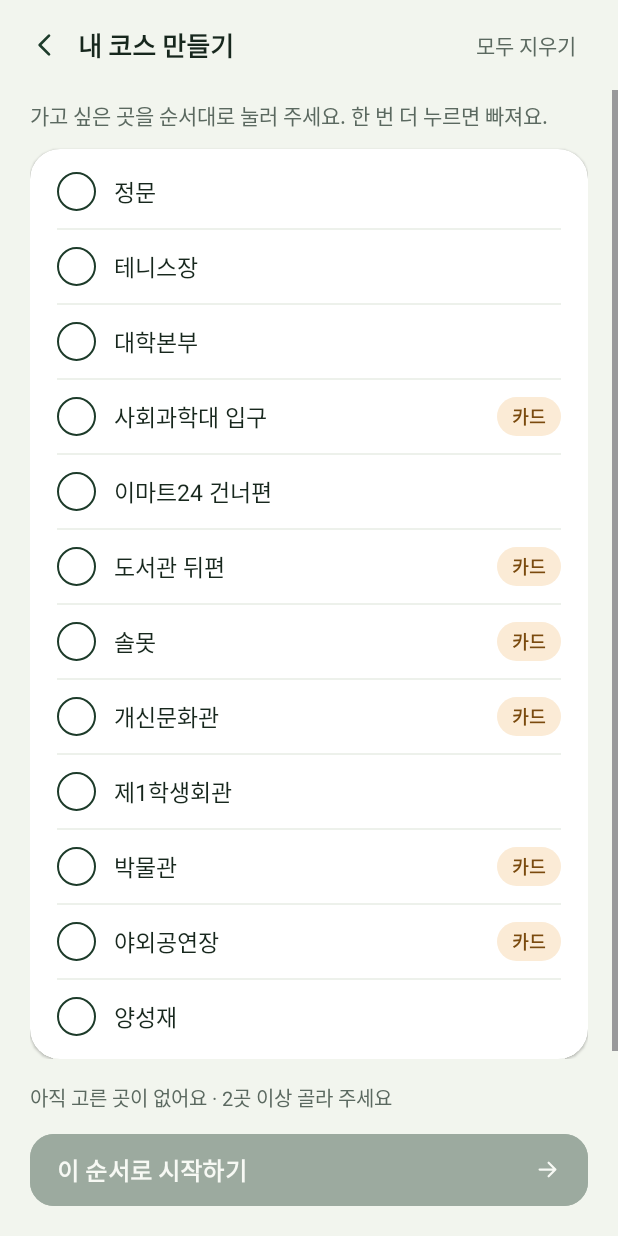
After one commit to C-sewon/CampusTourGuide, an Android app: the MyCourseActivity screen opened directly, with no data from a screen before it, on a phone screen of 412 x 824 dp. The commit adds this screen. Run offline under Robolectric (Android 15) with nearby library versions, the phone set to English and light mode, and no system bars; pictures from the network do not load.

Commit message:
Feat(app): 내 코스 만들기와 방문 시각 저장 추가
- 장소 12곳을 누른 순서대로 골라 걷는 내 코스 만들기 화면 추가 (코스 둘러보기에서 진입)
- 내 코스는 첫 장소부터 안내하고, 다른 코스에서 이미 간 곳은 방문 완료로 보여 줌
- 도착 시각을 방문 기록과 함께 폰에 저장해 앱을 껐다 켜도 남게 함
- 카드가 뜨는 장소(has_card)에 카드 표시
- 코스 시간 문구의 "도보"를 빼고 "약 N분"으로 바꿈 (#52)

```diff
--- a/ble-app/app/src/main/AndroidManifest.xml
+++ b/ble-app/app/src/main/AndroidManifest.xml
@@ -41,6 +41,10 @@
         <activity
             android:name=".CourseActivity"
             android:exported="false" />
+        <!-- 내 코스 만들기 (#37 자유 탐색, 코스 둘러보기 화면에서 연다) -->
+        <activity
+            android:name=".MyCourseActivity"
+            android:exported="false" />
         <!-- 장소 안내 화면 (코스 화면 "이 코스 시작하기", 홈 "투어 시작하기"에서 연다) -->
         <activity
             android:name=".SpotActivity"
--- a/ble-app/app/src/main/java/com/example/myapplication/CourseDisplay.java
+++ b/ble-app/app/src/main/java/com/example/myapplication/CourseDisplay.java
@@ -37,4 +37,24 @@ public final class CourseDisplay {
     public static String stopsTitle(String courseName) {
         return courseName + " · 장소 순서";
     }
+
+    // ---------- 내 코스 만들기 (#37) ----------
+
+    /** 코스 목록 아래 "내 코스 만들기" 카드의 설명. 고른 적이 있으면 그 수를 알려 준다 */
+    public static String myCourseEntryMeta(int savedCount) {
+        if (savedCount <= 0) return "원하는 장소를 골라 순서대로 걸어요";
+        return "지난번에 고른 " + savedCount + "곳 · 눌러서 고치거나 시작해요";
+    }
+
+    /** 내 코스 화면 아래 안내. 예: "3곳 골랐어요 · 누른 순서대로 걸어요" */
+    public static String myCourseSummary(int selected, int minSpots) {
+        if (selected <= 0) return "아직 고른 곳이 없어요 · " + minSpots + "곳 이상 골라 주세요";
+        if (selected < minSpots) return selected + "곳 골랐어요 · " + minSpots + "곳 이상 골라 주세요";
+        return selected + "곳 골랐어요 · 누른 순서대로 걸어요";
+    }
+
+    /** 도착하면 카드가 뜨는 장소에 붙는 표시 (has_card) */
+    public static String cardChip() {
+        return "카드";
+    }
 }
--- a/ble-app/app/src/main/java/com/example/myapplication/HomeActivity.java
+++ b/ble-app/app/src/main/java/com/example/myapplication/HomeActivity.java
@@ -66,6 +66,7 @@ public class HomeActivity extends AppCompatActivity {
     @Override
     protected void onCreate(Bundle savedInstanceState) {
         super.onCreate(savedInstanceState);
+        TourProgress.init(this); // 방문 기록을 폰에서 읽어 온다 (#37)
         TourMap.configure(this);
 
         setContentView(R.layout.activity_home);
--- /dev/null
+++ b/ble-app/app/src/main/java/com/example/myapplication/MyCourse.java
@@ -0,0 +1,142 @@
+package com.example.myapplication;
+
+import android.content.Context;
+
+import java.util.ArrayList;
+import java.util.Collections;
+import java.util.LinkedHashMap;
+import java.util.List;
+import java.util.Map;
+
+/**
+ * 내 코스 (#37 자유 탐색). 장소 12곳 중에서 누르는 순서대로 고른 장소 목록이다.
+ * - 한 번 더 누르면 빠지고, 뒤의 번호가 하나씩 당겨진다.
+ * - 걷는 중에 순서를 바꾸는 기능은 없다. (#37 범위 축소)
+ * - 고른 순서는 폰에 저장해서, 장소 안내 화면이 다시 열려도 같은 코스로 이어진다.
+ * 장소 안내 화면은 서버 코스처럼 COURSE_ID 로 연다.
+ */
+public final class MyCourse {
+
+    /** 장소 안내 화면에 넘기는 내 코스의 코스 번호 (서버 코스 번호는 1부터라 겹치지 않음) */
+    public static final int COURSE_ID = -1;
+    public static final String NAME = "내 코스";
+    /** 이만큼 골라야 시작할 수 있다 */
+    public static final int MIN_SPOTS = 2;
+
+    private static final String PREFS = "my_course";
+    private static final String PREF_SPOTS = "spot_ids";
+
+    private final List<Integer> order = new ArrayList<>();
+
+    public MyCourse() {}
+
+    public MyCourse(List<Integer> spotIds) {
+        for (Integer id : spotIds) if (id != null && !order.contains(id)) order.add(id);
+    }
+
+    /** 누르면 고르고, 이미 골랐으면 뺀다. 누른 뒤 골라져 있으면 true */
+    public boolean toggle(int spotId) {
+        if (order.remove(Integer.valueOf(spotId))) return false;
+        order.add(spotId);
+        return true;
+    }
+
+    /** 이 장소의 순서 번호 (1부터). 고르지 않았으면 0 */
+    public int numberOf(int spotId) {
+        return order.indexOf(spotId) + 1;
+    }
+
+    public int size() {
+        return order.size();
+    }
+
+    public boolean canStart() {
+        return order.size() >= MIN_SPOTS;
+    }
+
+    public List<Integer> spotIds() {
+        return Collections.unmodifiableList(new ArrayList<>(order));
+    }
+
+    // ---------- 코스 목록에서 장소 고르기 ----------
+
+    /** 코스 목록에 들어 있는 장소를 한 번씩, 장소 번호 순서로. (서버 장소 순서와 같다) */
+    public static List<HomeApi.Spot> allSpots(List<HomeApi.Course> courses) {
+        Map<Integer, HomeApi.Spot> byId = new LinkedHashMap<>();
+        if (courses != null) {
+            for (HomeApi.Course c : courses) {
+                if (c.spots == null) continue;
+                for (HomeApi.CourseSpot cs : c.spots) {
+                    if (cs.spot != null && !byId.containsKey(cs.spot.id)) byId.put(cs.spot.id, cs.spot);
+                }
+            }
+        }
+        List<HomeApi.Spot> spots = new ArrayList<>(byId.values());
+        Collections.sort(spots, (a, b) -> Integer.compare(a.id, b.id));
+        return spots;
+    }
+
+    /**
+     * 고른 순서대로 장소 안내 화면이 쓸 코스를 만든다. 목록에 없는 장소는 뺀다. 고른 장소가 없으면 null.
+     * 지점별 시간(minutes)은 서버 코스처럼 걷는 길로 잰 값이 없어서 0이다. (화면은 0이면 시간을 보여 주지 않음)
+     */
+    public static HomeApi.Course build(List<HomeApi.Course> courses, List<Integer> spotIds) {
+        Map<Integer, HomeApi.Spot> byId = new LinkedHashMap<>();
+        for (HomeApi.Spot s : allSpots(courses)) byId.put(s.id, s);
+        HomeApi.Course course = new HomeApi.Course();
+        course.id = COURSE_ID;
+        course.name = NAME;
+        course.description = "";
+        course.spots = new ArrayList<>();
+        int position = 1;
+        if (spotIds != null) {
+            for (Integer id : spotIds) {
+                HomeApi.Spot spot = id == null ? null : byId.get(id);
+                if (spot == null) continue;
+                HomeApi.CourseSpot cs = new HomeApi.CourseSpot();
+                cs.position = position++;
+                cs.minutes = 0;
+                cs.spot = spot;
+                course.spots.add(cs);
+            }
+        }
+        return course.spots.isEmpty() ? null : course;
+    }
+
+    // ---------- 폰에 저장 ----------
+
+    public static void save(Context context, List<Integer> spotIds) {
+        context.getSharedPreferences(PREFS, Context.MODE_PRIVATE).edit()
+                .putString(PREF_SPOTS, encode(spotIds)).apply();
+    }
+
+    public static List<Integer> load(Context context) {
+        return decode(context.getSharedPreferences(PREFS, Context.MODE_PRIVATE).getString(PREF_SPOTS, null));
+    }
+
+    static String encode(List<Integer> spotIds) {
+        StringBuilder sb = new StringBuilder();
+        if (spotIds != null) {
+            for (Integer id : spotIds) {
+                if (id == null) continue;
+                if (sb.length() > 0) sb.append(',');
+                sb.append(id);
+            }
+        }
+        return sb.toString();
+    }
+
+    static List<Integer> decode(String text) {
+        List<Integer> out = new ArrayList<>();
+        if (text == null || text.isEmpty()) return out;
+        for (String p : text.split(",")) {
+            try {
+                int id = Integer.parseInt(p.trim());
+                if (!out.contains(id)) out.add(id);
+            } catch (NumberFormatException ignored) {
+                // 건너뜀
+            }
+        }
+        return out;
+    }
+}
--- /dev/null
+++ b/ble-app/app/src/main/java/com/example/myapplication/MyCourseActivity.java
@@ -0,0 +1,143 @@
+package com.example.myapplication;
+
+import android.content.Context;
+import android.content.Intent;
+import android.os.Bundle;
+import android.view.LayoutInflater;
+import android.view.View;
+import android.widget.LinearLayout;
+import android.widget.TextView;
+
+import androidx.appcompat.app.AppCompatActivity;
+import androidx.core.content.ContextCompat;
+
+import com.google.android.material.button.MaterialButton;
+
+import java.util.ArrayList;
+import java.util.List;
+
+/**
+ * 내 코스 만들기 (#37 자유 탐색, RF-FX-01).
+ * 장소 12곳 중에서 누르는 순서대로 고르면 번호가 붙고, 시작하면 장소 안내 화면이 그 순서대로 이어진다.
+ * 장소 목록은 코스 목록(TourData: 서버, 폰 저장본, 기본 목록)에서 모은다. 서버가 없어도 고를 수 있다.
+ * 카드가 뜨는 장소(has_card)에는 "카드" 표시를 붙인다.
+ */
+public class MyCourseActivity extends AppCompatActivity {
+
+    public static void open(Context context) {
+        context.startActivity(new Intent(context, MyCourseActivity.class));
+    }
+
+    private LinearLayout spotList;
+    private TextView tvSummary, tvMessage;
+    private MaterialButton btnStart;
+
+    private List<HomeApi.Spot> spots = new ArrayList<>();
+    private MyCourse myCourse = new MyCourse();
+
+    @Override
+    protected void onCreate(Bundle savedInstanceState) {
+        super.onCreate(savedInstanceState);
+        TourProgress.init(this);
+        setContentView(R.layout.activity_my_course);
+        getWindow().setStatusBarColor(ContextCompat.getColor(this, R.color.tour_background));
+
+        spotList = findViewById(R.id.spotList);
+        tvSummary = findViewById(R.id.tvSummary);
+        tvMessage = findViewById(R.id.tvMessage);
+        btnStart = findViewById(R.id.btnStart);
+
+        findViewById(R.id.btnBack).setOnClickListener(v -> finish());
+        findViewById(R.id.btnClear).setOnClickListener(v -> {
+            myCourse = new MyCourse();
+            MyCourse.save(this, myCourse.spotIds());
+            render();
+        });
+        btnStart.setOnClickListener(v -> {
+            if (!myCourse.canStart()) return;
+            MyCourse.save(this, myCourse.spotIds());
+            SpotActivity.start(this, MyCourse.COURSE_ID);
+        });
+
+        // 지난번에 고른 순서를 이어서 고친다
+        myCourse = new MyCourse(MyCourse.load(this));
+        render();
+        tvMessage.setText("장소를 불러오고 있어요");
+        tvMessage.setVisibility(View.VISIBLE);
+        TourData.load(this, TourServer.api(this), (courses, source) -> {
+            if (isFinishing() || isDestroyed()) return;
+            spots = MyCourse.allSpots(courses);
+            tvMessage.setVisibility(spots.isEmpty() ? View.VISIBLE : View.GONE);
+            if (spots.isEmpty()) tvMessage.setText("장소 목록이 없어요");
+            render();
+        });
+    }
+
+    // BLE 자동 도착 (#29): 다른 투어 화면처럼 이 화면에서도 스캔을 이어 간다
+    @Override
+    protected void onStart() {
+        super.onStart();
+        TourScanner.get(this).acquire();
+    }
+
+    @Override
+    protected void onStop() {
+        super.onStop();
+        TourScanner.get(this).release();
+    }
+
+    @Override
+    protected void onResume() {
+        super.onResume();
+        // 장소 안내에서 돌아오면 방문 표시를 새로 그린다
+        render();
+    }
+
+    private void render() {
+        LayoutInflater inflater = LayoutInflater.from(this);
+        float density = getResources().getDisplayMetrics().density;
+        spotList.removeAllViews();
+        for (int i = 0; i < spots.size(); i++) {
+            HomeApi.Spot spot = spots.get(i);
+            View row = inflater.inflate(R.layout.item_course_spot, spotList, false);
+            int number = myCourse.numberOf(spot.id);
+            boolean selected = number > 0;
+
+            TextView num = row.findViewById(R.id.tvSpotNumber);
+            num.setText(selected ? String.valueOf(number) : "");
+            num.setBackgroundResource(selected ? R.drawable.bg_tour_oval : R.drawable.bg_tour_oval_outline);
+            num.setBackgroundTintList(selected ? ContextCompat.getColorStateList(this, R.color.tour_primary) : null);
+            num.setTextColor(ContextCompat.getColor(this, selected ? R.color.tour_on_primary : R.color.tour_primary));
+
+            TextView name = row.findViewById(R.id.tvSpotName);
+            name.setText(spot.name);
+            if (TourProgress.isVisited(spot.id)) name.append("  ✓");
+
+            TextView chip = row.findViewById(R.id.tvSpotState);
+            chip.setVisibility(spot.hasCard ? View.VISIBLE : View.GONE);
+            if (spot.hasCard) {
+                chip.setText(CourseDisplay.cardChip());
+                chip.setBackgroundTintList(ContextCompat.getColorStateList(this, R.color.tour_warm_bg));
+                chip.setTextColor(ContextCompat.getColor(this, R.color.tour_warm_chip_text));
+            }
+
+            row.setBackgroundResource(android.R.drawable.list_selector_background);
+            row.setOnClickListener(v -> {
+                myCourse.toggle(spot.id);
+                MyCourse.save(this, myCourse.spotIds());
+                render();
+            });
+            spotList.addView(row);
+
+            if (i < spots.size() - 1) {
+                View divider = new View(this);
+                divider.setBackgroundColor(ContextCompat.getColor(this, R.color.tour_row_divider));
+                spotList.addView(divider, new LinearLayout.LayoutParams(
+                        LinearLayout.LayoutParams.MATCH_PARENT, Math.max(1, Math.round(density))));
+            }
+        }
+        tvSummary.setText(CourseDisplay.myCourseSummary(myCourse.size(), MyCourse.MIN_SPOTS));
+        btnStart.setEnabled(myCourse.canStart());
+        btnStart.setAlpha(myCourse.canStart() ? 1f : 0.4f);
+    }
+}
--- /dev/null
+++ b/ble-app/app/src/main/res/layout/activity_my_course.xml
@@ -0,0 +1,141 @@
+<?xml version="1.0" encoding="utf-8"?>
+<!-- 내 코스 만들기 (#37 자유 탐색). 장소를 누르는 순서대로 골라 그 순서로 걷는다 -->
+<LinearLayout xmlns:android="http://schemas.android.com/apk/res/android"
+    xmlns:app="http://schemas.android.com/apk/res-auto"
+    xmlns:tools="http://schemas.android.com/tools"
+    android:layout_width="match_parent"
+    android:layout_height="match_parent"
+    android:background="@color/tour_background"
+    android:orientation="vertical"
+    tools:context=".MyCourseActivity">
+
+    <!-- 상단: 뒤로 + 제목 -->
+    <LinearLayout
+        android:layout_width="match_parent"
+        android:layout_height="60dp"
+        android:gravity="center_vertical"
+        android:orientation="horizontal"
+        android:paddingStart="8dp"
+        android:paddingEnd="20dp">
+
+        <ImageView
+            android:id="@+id/btnBack"
+            android:layout_width="44dp"
+            android:layout_height="44dp"
+            android:background="?attr/selectableItemBackgroundBorderless"
+            android:contentDescription="@string/spot_back"
+            android:padding="11dp"
+            android:src="@drawable/ic_tour_back" />
+
+        <TextView
+            android:layout_width="0dp"
+            android:layout_height="wrap_content"
+            android:layout_weight="1"
+            android:text="@string/my_course_title"
+            android:textColor="@color/tour_text"
+            android:textSize="17sp"
+            android:textStyle="bold" />
+
+        <TextView
+            android:id="@+id/btnClear"
+            android:layout_width="wrap_content"
+            android:layout_height="wrap_content"
+            android:background="?attr/selectableItemBackground"
+            android:padding="8dp"
+            android:text="@string/my_course_clear"
+            android:textColor="@color/tour_text_secondary"
+            android:textSize="14sp" />
+    </LinearLayout>
+
+    <ScrollView
+        android:layout_width="match_parent"
+        android:layout_height="0dp"
+        android:layout_weight="1"
+        android:fillViewport="true">
+
+        <LinearLayout
+            android:layout_width="match_parent"
+            android:layout_height="wrap_content"
+            android:orientation="vertical"
+            android:paddingStart="20dp"
+            android:paddingTop="6dp"
+            android:paddingEnd="20dp"
+            android:paddingBottom="16dp">
+
+            <TextView
+                android:layout_width="wrap_content"
+                android:layout_height="wrap_content"
+                android:text="@string/my_course_hint"
+                android:textColor="@color/tour_text_secondary"
+                android:textSize="14sp" />
+
+            <TextView
+                android:id="@+id/tvMessage"
+                android:layout_width="wrap_content"
+                android:layout_height="wrap_content"
+                android:layout_marginTop="12dp"
+                android:textColor="@color/tour_text_secondary"
+                android:textSize="13sp"
+                android:visibility="gone"
+                tools:text="장소를 불러오고 있어요" />
+
+            <com.google.android.material.card.MaterialCardView
+                android:layout_width="match_parent"
+                android:layout_height="wrap_content"
+                android:layout_marginTop="12dp"
+                app:cardBackgroundColor="@color/tour_surface"
+                app:cardCornerRadius="20dp"
+                app:cardElevation="1dp"
+                app:strokeWidth="0dp">
+
+                <!-- 장소 줄이 여기에 들어간다 (item_course_spot.xml) -->
+                <LinearLayout
+                    android:id="@+id/spotList"
+                    android:layout_width="match_parent"
+                    android:layout_height="wrap_content"
+                    android:orientation="vertical"
+                    android:paddingStart="18dp"
+                    android:paddingTop="4dp"
+                    android:paddingEnd="18dp"
+                    android:paddingBottom="4dp" />
+            </com.google.android.material.card.MaterialCardView>
+        </LinearLayout>
+    </ScrollView>
+
+    <!-- 하단: 고른 수와 시작 -->
+    <LinearLayout
+        android:layout_width="match_parent"
+        android:layout_height="wrap_content"
+        android:orientation="vertical"
+        android:paddingStart="20dp"
+        android:paddingTop="10dp"
+        android:paddingEnd="20dp"
+        android:paddingBottom="16dp">
+
+        <TextView
+            android:id="@+id/tvSummary"
+            android:layout_width="wrap_content"
+            android:layout_height="wrap_content"
+            android:layout_marginBottom="10dp"
+            android:textColor="@color/tour_text_secondary"
+            android:textSize="13sp"
+            tools:text="3곳 골랐어요 · 누른 순서대로 걸어요" />
+
+        <com.google.android.material.button.MaterialButton
+            android:id="@+id/btnStart"
+            android:layout_width="match_parent"
+            android:layout_height="56dp"
+            android:backgroundTint="@color/tour_primary"
+            android:gravity="start|center_vertical"
+            android:paddingStart="18dp"
+            android:paddingEnd="18dp"
+            android:text="@string/my_course_start"
+            android:textColor="@color/tour_on_primary"
+            android:textSize="16sp"
+            android:textStyle="bold"
+            app:cornerRadius="16dp"
+            app:icon="@drawable/ic_tour_arrow"
+            app:iconGravity="end"
+            app:iconTint="@color/tour_on_primary" />
+    </LinearLayout>
+</LinearLayout>
--- /dev/null
+++ b/ble-app/app/src/main/res/values/strings_my_course.xml
@@ -0,0 +1,8 @@
+<?xml version="1.0" encoding="utf-8"?>
+<!-- 내 코스 만들기 화면 문구 (#37) -->
+<resources>
+    <string name="my_course_title">내 코스 만들기</string>
+    <string name="my_course_hint">가고 싶은 곳을 순서대로 눌러 주세요. 한 번 더 누르면 빠져요.</string>
+    <string name="my_course_clear">모두 지우기</string>
+    <string name="my_course_start">이 순서로 시작하기</string>
+</resources>
```
Also changed, not shown: ble-app/app/src/main/java/com/example/myapplication/CourseActivity.java (+16 -0 lines), ble-app/app/src/main/java/com/example/myapplication/HomeDisplay.java (+6 -3 lines), ble-app/app/src/main/java/com/example/myapplication/SpotActivity.java (+10 -3 lines), ble-app/app/src/main/java/com/example/myapplication/SpotDisplay.java (+5 -2 lines), ble-app/app/src/main/java/com/example/myapplication/TourProgress.java (+105 -11 lines), 5 other files.
